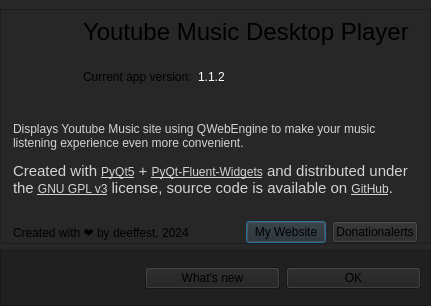
Before: the Qt Designer form core/ui/about_dialog.ui in deeffest/Youtube-Music-Desktop-Player, drawn with Qt 5.
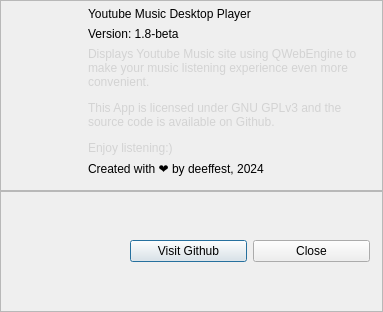
After: the same form once the commit is applied. Icons and pictures are not drawn. Custom widgets are drawn as their Qt base class.

```diff
--- a/core/ui/about_dialog.ui
+++ b/core/ui/about_dialog.ui
@@ -6,22 +6,28 @@
    <rect>
     <x>0</x>
     <y>0</y>
-    <width>431</width>
-    <height>306</height>
+    <width>383</width>
+    <height>312</height>
    </rect>
   </property>
+  <property name="minimumSize">
+   <size>
+    <width>383</width>
+    <height>232</height>
+   </size>
+  </property>
   <property name="windowTitle">
    <string>Dialog</string>
   </property>
-  <property name="styleSheet">
-   <string notr="true">background-color: rgb(39,39,39);</string>
-  </property>
-  <layout class="QVBoxLayout" name="verticalLayout">
+  <layout class="QVBoxLayout" name="verticalLayout_2">
+   <property name="spacing">
+    <number>0</number>
+   </property>
    <property name="leftMargin">
     <number>0</number>
    </property>
    <property name="topMargin">
-    <number>9</number>
+    <number>0</number>
    </property>
    <property name="rightMargin">
     <number>0</number>
@@ -30,43 +36,46 @@
     <number>0</number>
    </property>
    <item>
-    <widget class="QFrame" name="frame_3">
+    <widget class="QFrame" name="frame">
      <property name="frameShape">
       <enum>QFrame::StyledPanel</enum>
      </property>
      <property name="frameShadow">
       <enum>QFrame::Raised</enum>
      </property>
-     <layout class="QVBoxLayout" name="verticalLayout_4">
+     <layout class="QHBoxLayout" name="horizontalLayout_4">
       <property name="leftMargin">
-       <number>12</number>
+       <number>0</number>
       </property>
       <property name="topMargin">
        <number>0</number>
       </property>
       <property name="rightMargin">
-       <number>12</number>
+       <number>0</number>
       </property>
       <property name="bottomMargin">
        <number>0</number>
       </property>
       <item>
-       <layout class="QHBoxLayout" name="horizontalLayout_3">
-        <property name="bottomMargin">
-         <number>0</number>
+       <layout class="QHBoxLayout" name="horizontalLayout">
+        <property name="leftMargin">
+         <number>6</number>
         </property>
-        <item>
+        <property name="topMargin">
+         <number>9</number>
+        </property>
+        <item alignment="Qt::AlignTop">
          <widget class="QLabel" name="label">
           <property name="minimumSize">
            <size>
-            <width>64</width>
-            <height>64</height>
+            <width>72</width>
+            <height>72</height>
            </size>
           </property>
           <property name="maximumSize">
            <size>
-            <width>64</width>
-            <height>64</height>
+            <width>72</width>
+            <height>72</height>
            </size>
           </property>
           <property name="text">
@@ -80,65 +89,124 @@
           </property>
          </widget>
         </item>
-        <item>
-         <layout class="QVBoxLayout" name="verticalLayout_3">
-          <property name="spacing">
-           <number>0</number>
-          </property>
-          <item>
-           <widget class="TitleLabel" name="TitleLabel">
-            <property name="text">
-             <string>&lt;html&gt;&lt;head/&gt;&lt;body&gt;&lt;p&gt;&lt;span style=&quot; font-size:18pt;&quot;&gt;Youtube Music Desktop Player&lt;/span&gt;&lt;/p&gt;&lt;/body&gt;&lt;/html&gt;</string>
-            </property>
-           </widget>
-          </item>
-          <item>
-           <layout class="QHBoxLayout" name="horizontalLayout_2">
-            <property name="spacing">
-             <number>6</number>
-            </property>
-            <item>
-             <widget class="BodyLabel" name="BodyLabel_3">
-              <property name="text">
-               <string>Current app version:</string>
-              </property>
-             </widget>
-            </item>
-            <item>
-             <widget class="BodyLabel" name="BodyLabel_2">
-              <property name="styleSheet">
-               <string notr="true">color: white;</string>
-              </property>
-              <property name="text">
-               <string>1.1.2</string>
-              </property>
-             </widget>
-            </item>
-            <item>
-             <spacer name="horizontalSpacer_2">
-              <property name="orientation">
-               <enum>Qt::Horizontal</enum>
-              </property>
-              <property name="sizeHint" stdset="0">
-               <size>
-                <width>40</width>
-                <height>20</height>
-               </size>
-              </property>
-             </spacer>
-            </item>
-           </layout>
-          </item>
-         </layout>
-        </item>
        </layout>
       </item>
       <item>
-       <layout class="QVBoxLayout" name="verticalLayout_5">
+       <layout class="QVBoxLayout" name="verticalLayout_3">
+        <property name="leftMargin">
+         <number>3</number>
+        </property>
+        <property name="topMargin">
+         <number>6</number>
+        </property>
+        <property name="rightMargin">
+         <number>9</number>
+        </property>
+        <property name="bottomMargin">
+         <number>14</number>
+        </property>
+        <item>
+         <widget class="SubtitleLabel" name="SubtitleLabel">
+          <property name="text">
+           <string>Youtube Music Desktop Player</string>
+          </property>
+         </widget>
+        </item>
+        <item>
+         <widget class="BodyLabel" name="BodyLabel_2">
+          <property name="text">
+           <string>Version: 1.8-beta</string>
+          </property>
+         </widget>
+        </item>
         <item>
          <widget class="BodyLabel" name="BodyLabel">
+          <property name="text">
+           <string>&lt;html&gt;&lt;head/&gt;&lt;body&gt;&lt;p&gt;&lt;span style=&quot; color:#d3d3d3;&quot;&gt;Displays Youtube Music site using QWebEngine to make your music listening experience even more convenient. &lt;/span&gt;&lt;/p&gt;&lt;p&gt;&lt;span style=&quot; color:#d3d3d3;&quot;&gt;This App is licensed under GNU GPLv3 and the source code is available on Github.&lt;/span&gt;&lt;/p&gt;&lt;p&gt;&lt;span style=&quot; color:#d3d3d3;&quot;&gt;Enjoy listening:)&lt;/span&gt;&lt;/p&gt;&lt;/body&gt;&lt;/html&gt;</string>
+          </property>
+          <property name="wordWrap">
+           <bool>true</bool>
+          </property>
+         </widget>
+        </item>
+        <item>
+         <widget class="BodyLabel" name="BodyLabel_3">
+          <property name="text">
+           <string>Created with ❤️ by deeffest, 2024</string>
+          </property>
+         </widget>
+        </item>
+       </layout>
+      </item>
+     </layout>
+    </widget>
+   </item>
+   <item>
+    <widget class="QFrame" name="ButtonBox">
+     <property name="frameShape">
+      <enum>QFrame::StyledPanel</enum>
+     </property>
+     <property name="frameShadow">
+      <enum>QFrame::Raised</enum>
+     </property>
+     <layout class="QVBoxLayout" name="verticalLayout">
+      <property name="leftMargin">
+       <number>12</number>
+      </property>
+      <property name="topMargin">
+       <number>16</number>
+      </property>
+      <property name="rightMargin">
+       <number>12</number>
+      </property>
+      <property name="bottomMargin">
+       <number>16</number>
+      </property>
+      <item>
+       <layout class="QHBoxLayout" name="horizontalLayout_5">
+        <item>
+         <spacer name="horizontalSpacer_7">
+          <property name="orientation">
+           <enum>Qt::Horizontal</enum>
+          </property>
+          <property name="sizeHint" stdset="0">
+           <size>
+            <width>40</width>
+            <height>20</height>
+           </size>
+          </property>
+         </spacer>
+        </item>
+        <item>
+         <widget class="PushButton" name="PushButton">
           <property name="sizePolicy">
-           <sizepolicy hsizetype="Preferred" vsizetype="Expanding">
+           <sizepolicy hsizetype="MinimumExpanding" vsizetype="Fixed">
+            <horstretch>0</horstretch>
+            <verstretch>0</verstretch>
+           </sizepolicy>
+          </property>
+          <property name="text">
+           <string>Visit Github</string>
+          </property>
+          <property name="icon">
+           <iconset>
+            <normaloff>../../resources/icons/github.png</normaloff>../../resources/icons/github.png</iconset>
+          </property>
+          <property name="iconSize">
+           <size>
+            <width>18</width>
+            <height>18</height>
+           </size>
+          </property>
+          <property name="hasIcon" stdset="0">
+           <bool>true</bool>
+          </property>
+         </widget>
+        </item>
+        <item>
+         <widget class="PrimaryPushButton" name="PrimaryPushButton">
+          <property name="sizePolicy">
+           <sizepolicy hsizetype="MinimumExpanding" vsizetype="Fixed">
             <horstretch>0</horstretch>
             <verstretch>0</verstretch>
            </sizepolicy>
@@ -146,162 +214,17 @@
           <property name="minimumSize">
            <size>
             <width>0</width>
-            <height>110</height>
+            <height>0</height>
            </size>
           </property>
           <property name="maximumSize">
            <size>
             <width>16777215</width>
-            <height>110</height>
+            <height>16777215</height>
            </size>
           </property>
-          <property name="contextMenuPolicy">
-           <enum>Qt::NoContextMenu</enum>
-          </property>
-          <property name="styleSheet">
-           <string notr="true">color: gray;</string>
-          </property>
           <property name="text">
-           <string>&lt;html&gt;&lt;head/&gt;&lt;body&gt;&lt;p&gt;&lt;span style=&quot; color:#d3d3d3;&quot;&gt;Displays Youtube Music site using QWebEngine to make your music listening experience even more convenient.&lt;/span&gt;&lt;/p&gt;&lt;p&gt;&lt;span style=&quot; font-size:11pt; color:#d3d3d3;&quot;&gt;Created with &lt;/span&gt;&lt;a href=&quot;https://www.riverbankcomputing.com/software/pyqt/intro&quot;&gt;&lt;span style=&quot; text-decoration: underline; color:#d3d3d3;&quot;&gt;PyQt5&lt;/span&gt;&lt;/a&gt;&lt;span style=&quot; font-size:11pt; color:#d3d3d3;&quot;&gt; + &lt;/span&gt;&lt;a href=&quot;https://github.com/zhiyiYo/PyQt-Fluent-Widgets&quot;&gt;&lt;span style=&quot; text-decoration: underline; color:#d3d3d3;&quot;&gt;PyQt-Fluent-Widgets&lt;/span&gt;&lt;/a&gt;&lt;span style=&quot; font-size:11pt; color:#d3d3d3;&quot;&gt; and distributed under the &lt;/span&gt;&lt;a href=&quot;https://www.gnu.org/licenses/gpl-3.0.html&quot;&gt;&lt;span style=&quot; text-decoration: underline; color:#d3d3d3;&quot;&gt;GNU GPL v3&lt;/span&gt;&lt;/a&gt;&lt;span style=&quot; font-size:11pt; color:#d3d3d3;&quot;&gt; license, source code is available on &lt;/span&gt;&lt;a href=&quot;https://github.com/deeffest/Youtube-Music-Desktop-Player&quot;&gt;&lt;span style=&quot; text-decoration: underline; color:#d3d3d3;&quot;&gt;GitHub&lt;/span&gt;&lt;/a&gt;&lt;span style=&quot; font-size:11pt; color:#d3d3d3;&quot;&gt;. &lt;/span&gt;&lt;/p&gt;&lt;/body&gt;&lt;/html&gt;</string>
-          </property>
-          <property name="scaledContents">
-           <bool>false</bool>
-          </property>
-          <property name="wordWrap">
-           <bool>true</bool>
-          </property>
-          <property name="openExternalLinks">
-           <bool>true</bool>
-          </property>
-         </widget>
-        </item>
-       </layout>
-      </item>
-      <item>
-       <layout class="QHBoxLayout" name="horizontalLayout_4">
-        <item>
-         <widget class="CaptionLabel" name="CaptionLabel">
-          <property name="text">
-           <string>Created with ❤ by deeffest, 2024</string>
-          </property>
-         </widget>
-        </item>
-        <item>
-         <spacer name="horizontalSpacer">
-          <property name="orientation">
-           <enum>Qt::Horizontal</enum>
-          </property>
-          <property name="sizeHint" stdset="0">
-           <size>
-            <width>40</width>
-            <height>20</height>
-           </size>
-          </property>
-         </spacer>
-        </item>
-        <item>
-         <widget class="HyperlinkButton" name="HyperlinkButton">
-          <property name="text">
-           <string>My Website</string>
-          </property>
-          <property name="url">
-           <url>
-            <string>https://deeffest.pythonanywhere.com</string>
-           </url>
-          </property>
-         </widget>
-        </item>
-        <item>
-         <widget class="HyperlinkButton" name="HyperlinkButton_2">
-          <property name="text">
-           <string>Donationalerts</string>
-          </property>
-          <property name="url">
-           <url>
-            <string>https://donationalerts.com/r/deeffest</string>
-           </url>
-          </property>
-         </widget>
-        </item>
-       </layout>
-      </item>
-     </layout>
-    </widget>
-   </item>
-   <item>
-    <widget class="QFrame" name="frame">
-     <property name="styleSheet">
-      <string notr="true">background-color: rgb(32,32,32);</string>
-     </property>
-     <property name="frameShape">
-      <enum>QFrame::StyledPanel</enum>
-     </property>
-     <property name="frameShadow">
-      <enum>QFrame::Raised</enum>
-     </property>
-     <layout class="QVBoxLayout" name="verticalLayout_2">
-      <property name="leftMargin">
-       <number>0</number>
-      </property>
-      <property name="topMargin">
-       <number>0</number>
-      </property>
-      <property name="rightMargin">
-       <number>0</number>
-      </property>
-      <property name="bottomMargin">
-       <number>0</number>
-      </property>
-      <item>
-       <layout class="QHBoxLayout" name="horizontalLayout">
-        <property name="leftMargin">
-         <number>9</number>
-        </property>
-        <property name="topMargin">
-         <number>16</number>
-        </property>
-        <property name="rightMargin">
-         <number>9</number>
-        </property>
-        <property name="bottomMargin">
-         <number>16</number>
-        </property>
-        <item>
-         <spacer name="horizontalSpacer_3">
-          <property name="orientation">
-           <enum>Qt::Horizontal</enum>
-          </property>
-          <property name="sizeHint" stdset="0">
-           <size>
-            <width>40</width>
-            <height>20</height>
-           </size>
-          </property>
-         </spacer>
-        </item>
-        <item>
-         <widget class="PushButton" name="PushButton_2">
-          <property name="sizePolicy">
-           <sizepolicy hsizetype="MinimumExpanding" vsizetype="Fixed">
-            <horstretch>0</horstretch>
-            <verstretch>0</verstretch>
-           </sizepolicy>
-          </property>
-          <property name="text">
-           <string>What's new</string>
-          </property>
-         </widget>
-        </item>
-        <item>
-         <widget class="PrimaryPushButton" name="PushButton">
-          <property name="sizePolicy">
-           <sizepolicy hsizetype="MinimumExpanding" vsizetype="Fixed">
-            <horstretch>0</horstretch>
-            <verstretch>0</verstretch>
-           </sizepolicy>
-          </property>
-          <property name="text">
-           <string>OK</string>
+           <string>Close</string>
           </property>
          </widget>
         </item>
@@ -313,11 +236,6 @@
   </layout>
  </widget>
  <customwidgets>
-  <customwidget>
-   <class>HyperlinkButton</class>
-   <extends>PushButton</extends>
-   <header>qfluentwidgets</header>
-  </customwidget>
   <customwidget>
    <class>PushButton</class>
    <extends>QPushButton</extends>
@@ -328,18 +246,13 @@
    <extends>PushButton</extends>
    <header>qfluentwidgets</header>
   </customwidget>
-  <customwidget>
-   <class>CaptionLabel</class>
-   <extends>QLabel</extends>
-   <header>qfluentwidgets</header>
-  </customwidget>
   <customwidget>
    <class>BodyLabel</class>
    <extends>QLabel</extends>
    <header>qfluentwidgets</header>
   </customwidget>
   <customwidget>
-   <class>TitleLabel</class>
+   <class>SubtitleLabel</class>
    <extends>QLabel</extends>
    <header>qfluentwidgets</header>
   </customwidget>
```
